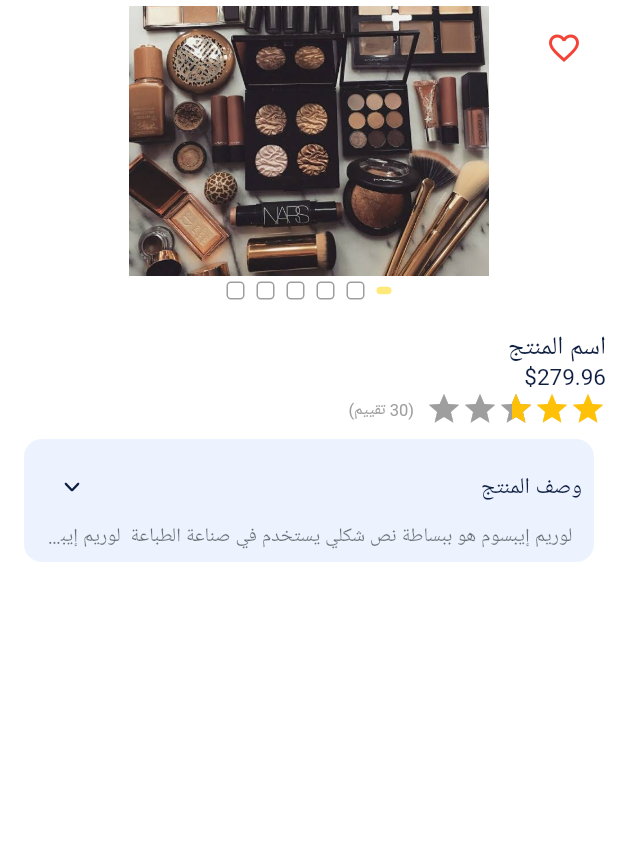
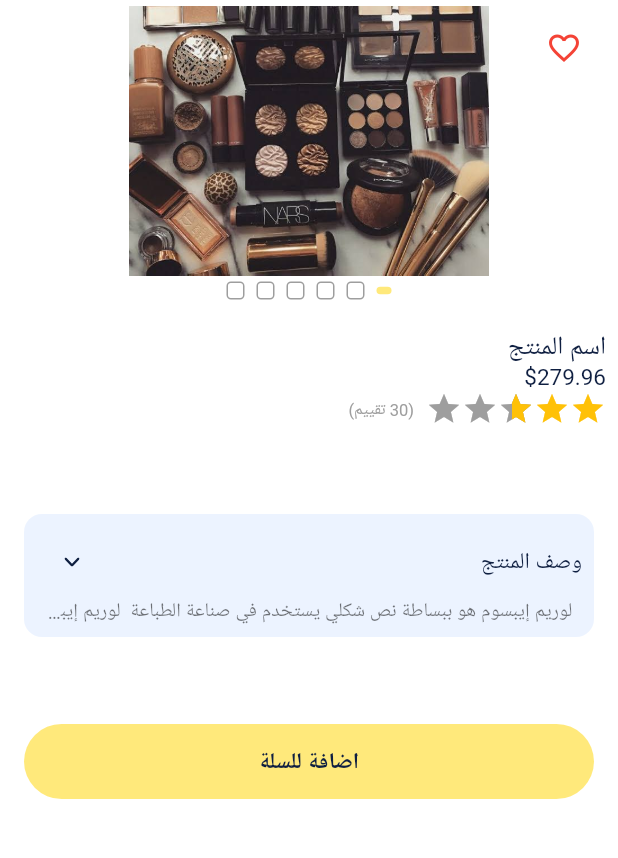
Before and after one commit to Amgad22318/productive_families, a Flutter app: the AboutProduct screen opened directly, on a phone screen of 412 x 824 dp, the part 116-974 px from its top. Run offline on Flutter 3.47's test engine with Material 2 defaults, Android fonts, the phone set to English and light mode, and no system bars; drawn by our look-alikes of carousel_slider, flutter_rating_bar, smooth_page_indicator; our stand-ins replace flutter_bloc, flutter_svg, otp_text_field, video_player.

Commit message:
amgad last code 2.01

```diff
--- a/lib/presentation/screens/about_product/about_product.dart
+++ b/lib/presentation/screens/about_product/about_product.dart
@@ -5,6 +5,7 @@ import 'package:flutter_rating_bar/flutter_rating_bar.dart';
 import 'package:flutter_svg/flutter_svg.dart';
 import 'package:productive_families/presentation/styles/colors.dart';
 import 'package:productive_families/presentation/widgets/default_icon_button.dart';
+import 'package:productive_families/presentation/widgets/default_material_button.dart';
 import 'package:productive_families/presentation/widgets/default_shop_appbar.dart';
 import 'package:productive_families/presentation/widgets/default_text.dart';
 import 'package:smooth_page_indicator/smooth_page_indicator.dart';
@@ -183,6 +184,7 @@ class _AboutProductState extends State<AboutProduct> {
                             ),
                           ],
                         ),
+                        const SizedBox(height: 50,),
                         Container(
                           margin:
                               EdgeInsets.symmetric(horizontal: 8, vertical: 8),
@@ -222,6 +224,12 @@ class _AboutProductState extends State<AboutProduct> {
                               )
                             ],
                           ),
+                        ),
+                        Padding(
+                          padding: const EdgeInsets.symmetric(horizontal: 8.0,vertical: 50),
+                          child: DefaultMaterialButton(onPressed: () {
+
+                          },height: 50,text: 'اضافة للسلة',),
                         )
                       ],
                     ),
--- a/lib/presentation/screens/meal/meals_screen.dart
+++ b/lib/presentation/screens/meal/meals_screen.dart
@@ -1,6 +1,4 @@
-import 'package:flutter/cupertino.dart';
 import 'package:flutter/material.dart';
-import 'package:productive_families/presentation/styles/colors.dart';
 import 'package:productive_families/presentation/widgets/default_shop_appbar.dart';
 import 'package:productive_families/presentation/widgets/default_text.dart';
 import 'package:productive_families/presentation/views/orders_and_meal_item.dart';
```
